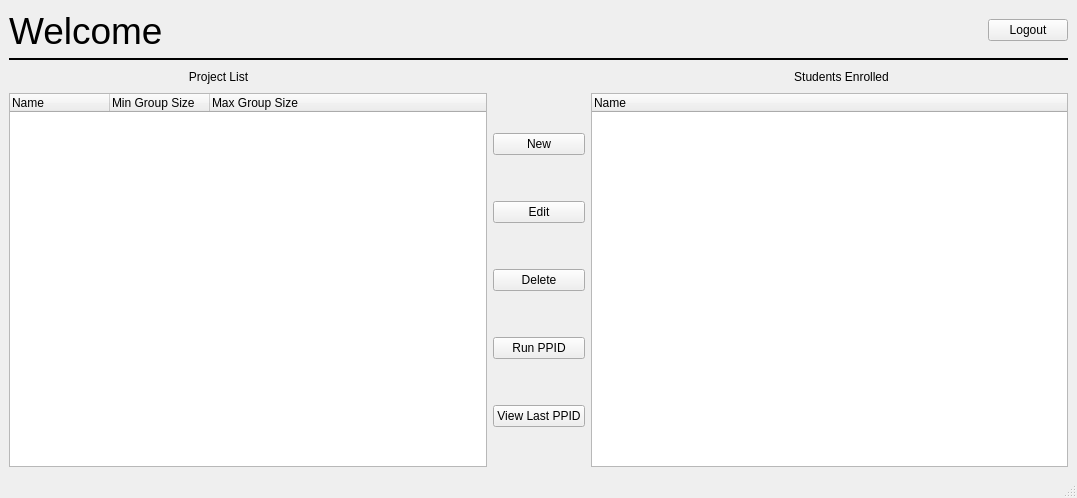
CaptOkie/code-first-think-later, file src/UserSubsystem/adminform.ui: the form before one commit.
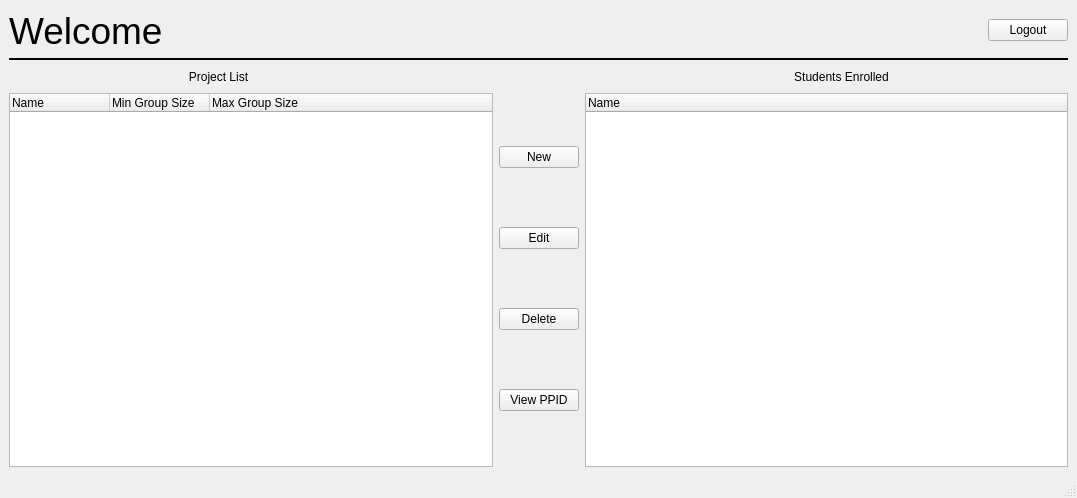
The form after the commit.

What changed in the file:
```diff
--- a/src/UserSubsystem/adminform.ui
+++ b/src/UserSubsystem/adminform.ui
@@ -233,14 +233,7 @@
         <item>
          <widget class="QPushButton" name="runPPIDButton">
           <property name="text">
-           <string>Run PPID</string>
-          </property>
-         </widget>
-        </item>
-        <item>
-         <widget class="QPushButton" name="lastPPIDButton">
-          <property name="text">
-           <string>View Last PPID</string>
+           <string>View PPID</string>
           </property>
          </widget>
         </item>
```
Left out of the diff: 2 changed lines with no effect on the pictures.
